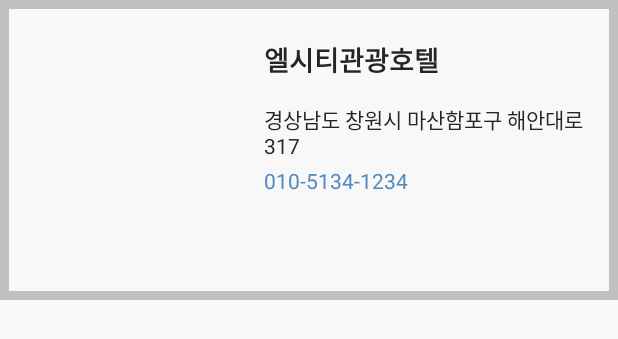
After one commit to yunjaena/Naeilro, an Android app: the layout item_restaurant_info.xml on its own in the app's theme, with its tools: preview values and no code run, on a phone screen of 412 x 824 dp. The commit adds this screen. Shown: the top 339 px of the screen. Run offline under Robolectric (Android 15) with nearby library versions, the phone set to English and light mode, and no system bars; network calls fail.

Commit message:
Add restaurant service
Add restaurant service

```diff
--- a/app/src/main/java/com/koreatech/naeilro/network/service/RestaurantService.java
+++ b/app/src/main/java/com/koreatech/naeilro/network/service/RestaurantService.java
@@ -8,7 +8,7 @@ import retrofit2.http.GET;
 import retrofit2.http.Query;
 
 public interface RestaurantService {
-    String RESTAURANT_SEARCH = "rest/KorService/searchStay";
+    String RESTAURANT_SEARCH = "rest/KorService/searchKeyword";
 
     @GET(RESTAURANT_SEARCH)
     @Xml
--- a/app/src/main/java/com/koreatech/naeilro/ui/weather/WeatherFragment.java
+++ b/app/src/main/java/com/koreatech/naeilro/ui/weather/WeatherFragment.java
@@ -70,7 +70,6 @@ public class WeatherFragment extends Fragment implements WeatherFragmentContract
         tMapView.setZoomLevel(6);
         tMapView.setUserScrollZoomEnable(true);
         tMapView.setCenterPoint(centerLon, centerLat);
-
         tMapView.setOnCalloutRightButtonClickListener(this);
         weatherFragmentPresenter.getCurrentWeatherInfo(WeatherCityInfo.getWeatherCityInfoList(), "kr");
     }
--- a/app/src/main/res/layout/fragment_restraunt.xml
+++ b/app/src/main/res/layout/fragment_restraunt.xml
@@ -24,7 +24,8 @@
     <androidx.recyclerview.widget.RecyclerView
         android:id="@+id/restaurant_recycler_view"
         android:layout_width="match_parent"
-        android:layout_height="200dp"
+        android:layout_height="250dp"
+        android:layout_marginBottom="56dp"
         android:orientation="horizontal" />
 
 </LinearLayout>
--- /dev/null
+++ b/app/src/main/res/layout/item_restaurant_info.xml
@@ -0,0 +1,72 @@
+<?xml version="1.0" encoding="utf-8"?>
+<LinearLayout xmlns:android="http://schemas.android.com/apk/res/android"
+    xmlns:tools="http://schemas.android.com/tools"
+    android:layout_width="match_parent"
+    android:layout_height="200dp"
+    android:background="@color/gray6"
+    android:orientation="vertical">
+
+    <LinearLayout
+        android:layout_width="match_parent"
+        android:layout_height="match_parent"
+        android:layout_margin="6dp"
+        android:background="@color/white1"
+        android:orientation="horizontal">
+
+        <LinearLayout
+            android:layout_width="match_parent"
+            android:layout_height="match_parent"
+            android:layout_weight="3"
+            android:orientation="vertical">
+
+            <ImageView
+                android:id="@+id/restaurant_image_view"
+                android:layout_width="match_parent"
+                android:layout_height="match_parent">
+
+            </ImageView>
+
+        </LinearLayout>
+
+        <LinearLayout
+            android:layout_width="match_parent"
+            android:layout_height="match_parent"
+            android:layout_weight="2"
+            android:orientation="vertical">
+
+            <TextView
+                android:id="@+id/restaurant_title"
+                android:layout_width="wrap_content"
+                android:layout_height="wrap_content"
+                android:layout_marginLeft="10dp"
+                android:layout_marginTop="20dp"
+                android:textColor="@color/black"
+                android:textSize="18sp"
+                android:textStyle="bold"
+                tools:text="엘시티관광호텔" />
+
+            <TextView
+                android:id="@+id/restaurant_address"
+                android:layout_width="wrap_content"
+                android:layout_height="wrap_content"
+                android:layout_marginLeft="10dp"
+                android:layout_marginTop="16dp"
+                android:textColor="@color/black"
+                android:textSize="14sp"
+                tools:text="경상남도 창원시 마산함포구 해안대로 317" />
+
+            <TextView
+                android:id="@+id/restaurant_tel"
+                android:layout_width="wrap_content"
+                android:layout_height="wrap_content"
+                android:layout_marginLeft="10dp"
+                android:layout_marginTop="4dp"
+                android:textColor="@color/colorPrimaryLight"
+                android:textSize="14sp"
+                tools:text="010-5134-1234" />
+
+
+        </LinearLayout>
+    </LinearLayout>
+
+</LinearLayout>
```
Also changed, not shown: app/src/main/java/com/koreatech/naeilro/ui/restraunt/RestaurantFragment.java (+78 -12 lines), app/src/main/java/com/koreatech/naeilro/ui/restraunt/adapater/RestaurantInfoRecyclerViewAdapter.java (added, +99 -0 lines).
